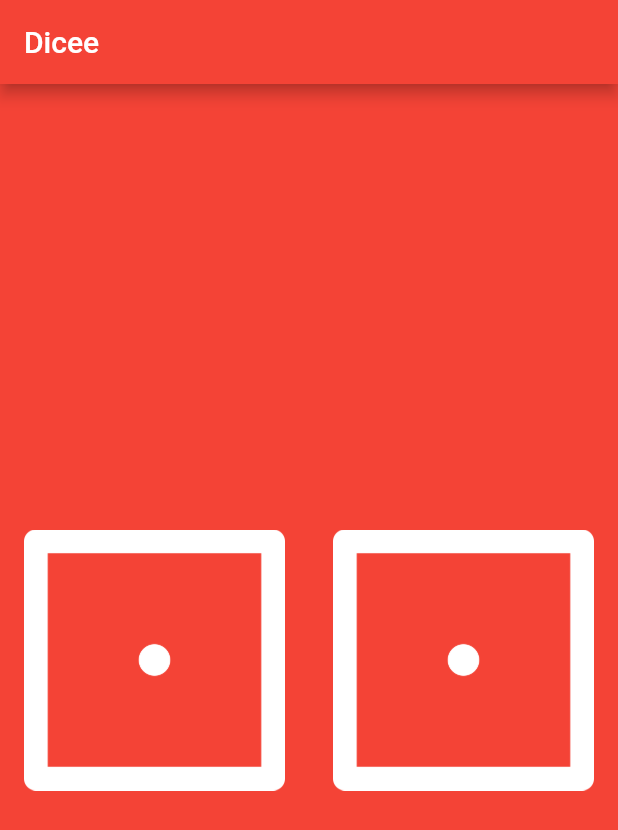
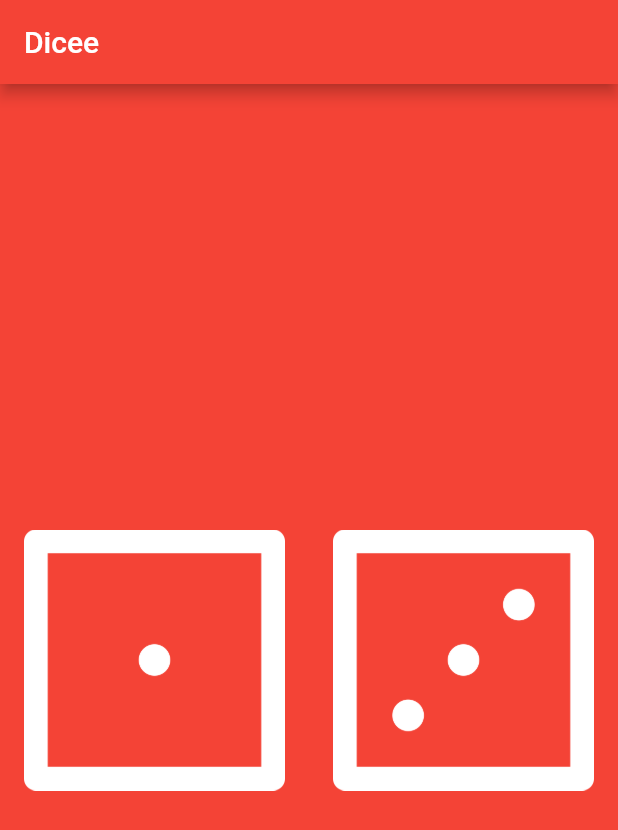
Before and after one commit to fdepedis/flutter_dicee, a Flutter app: the screen it shows after launch, on a phone screen of 412 x 824 dp. Shown: the top 830 px of the screen. Run offline on Flutter 3.47's test engine with Material 2 defaults, Android fonts, the phone set to English and light mode, and no system bars.

Commit message:
onPressed FlatButton

```diff
--- a/lib/main.dart
+++ b/lib/main.dart
@@ -18,15 +18,18 @@ void main() {
 class DicePage extends StatelessWidget {
   @override
   Widget build(BuildContext context) {
+    var leftDiceNumber = 1;
+    var rightDiceNumber = 3;
+
     return Center(
       child: Row(
         children: <Widget>[
           Expanded(
             child: FlatButton(
               onPressed: () {
-                print('Ciao Flax!!! - sx');
+                printNumber(5);
               },
-              child: Image.asset('images/dice1.png'),
+              child: Image.asset('images/dice$leftDiceNumber.png'),
             ),
           ),
           Expanded(
@@ -34,7 +37,7 @@ class DicePage extends StatelessWidget {
               onPressed: () {
                 print('Ciao Flax!!! - dx');
               },
-              child: Image.asset('images/dice1.png'),
+              child: Image.asset('images/dice$rightDiceNumber.png'),
             ),
           ),
         ],
@@ -42,3 +45,7 @@ class DicePage extends StatelessWidget {
     );
   }
 }
+
+void printNumber(int number) {
+  print('print number: ' + number.toString());
+}
```
